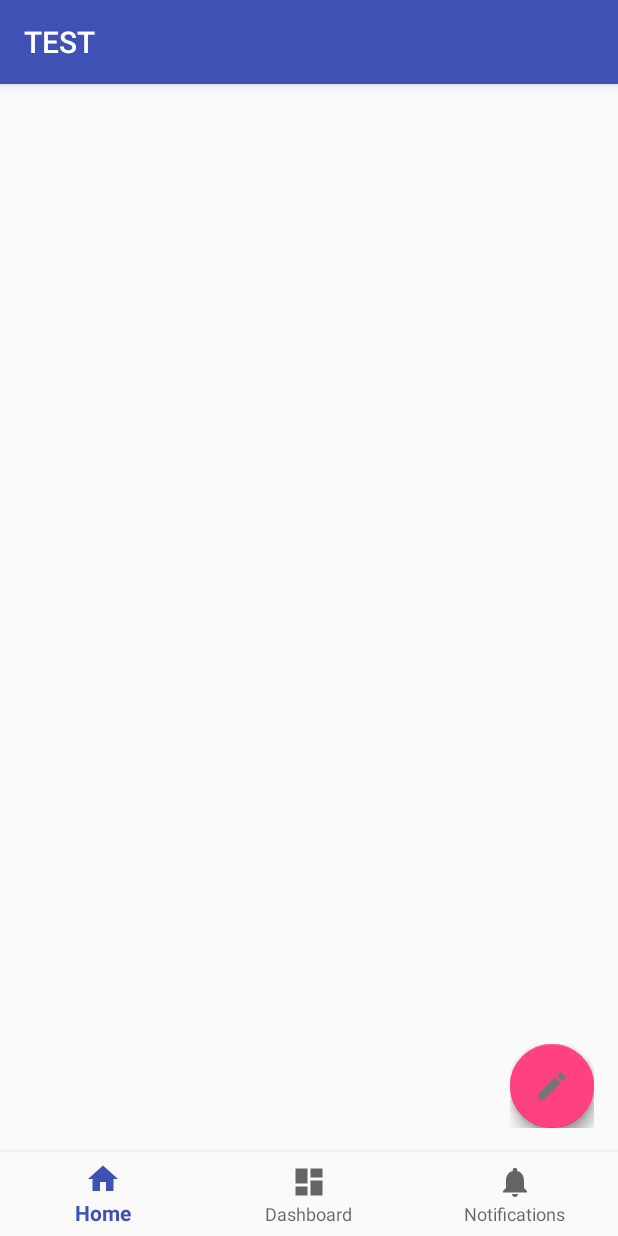
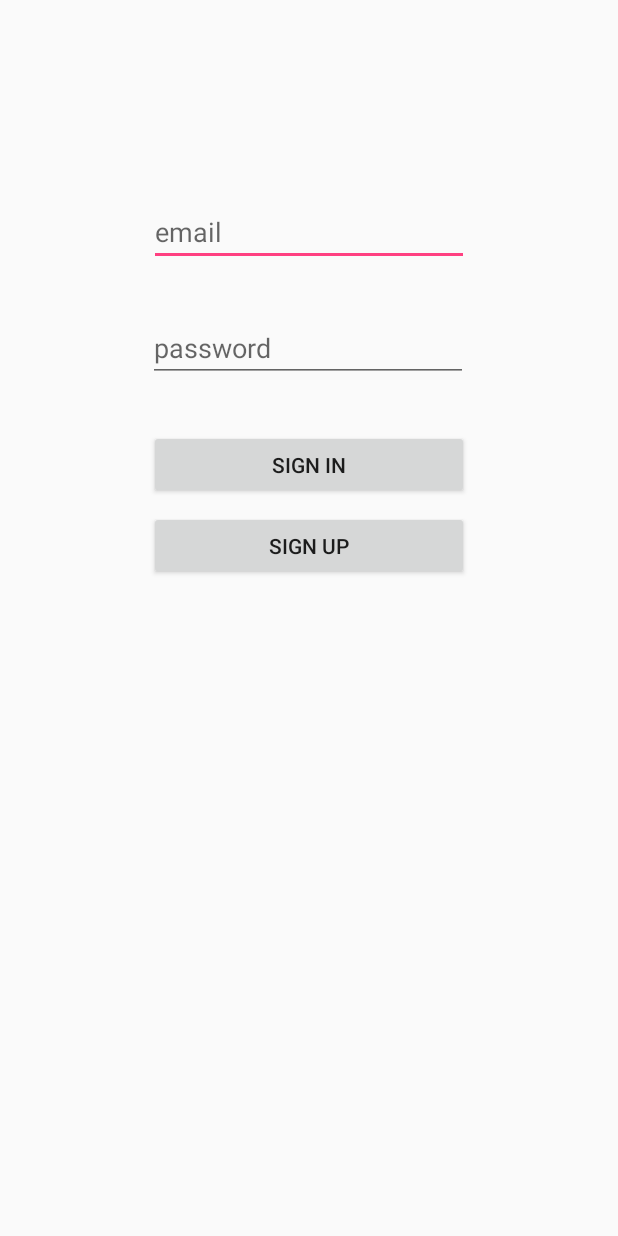
Before and after one commit to martinrzg/Appcopio2, an Android app: the screen it shows after launch (MainActivity before the commit, SignInActivity after it), on a phone screen of 412 x 824 dp. Run offline under Robolectric (Android 15) with nearby library versions, the phone set to English and light mode, and no system bars; our stand-ins replace Firebase (no records; nobody signed in at launch, a user with empty details on screens opened directly); plain views replace FloatingActionButton, FloatingActionMenu.

Commit message:
SignIn, SignUp - Initial UI

```diff
--- a/app/build.gradle
+++ b/app/build.gradle
@@ -40,12 +40,13 @@ dependencies {
     compile 'uk.co.samuelwall:material-tap-target-prompt:2.0.1'
 
     compile 'com.github.clans:fab:1.6.4'
-
     compile 'com.google.android.gms:play-services-vision:11.4.2'
-
+    compile 'com.android.support.constraint:constraint-layout:1.0.2'
 }
 
 
 
 
+
+
 apply plugin: 'com.google.gms.google-services'
--- /dev/null
+++ b/app/src/main/java/com/example/martinruiz/appcopio2/activities/SignInActivity.java
@@ -0,0 +1,91 @@
+package com.example.martinruiz.appcopio2.activities;
+
+import android.content.Intent;
+import android.support.annotation.NonNull;
+import android.support.v7.app.AppCompatActivity;
+import android.os.Bundle;
+import android.util.Log;
+import android.widget.Button;
+import android.widget.EditText;
+import android.widget.Toast;
+
+import com.example.martinruiz.appcopio2.R;
+import com.google.android.gms.tasks.OnCompleteListener;
+import com.google.android.gms.tasks.Task;
+import com.google.firebase.auth.AuthResult;
+import com.google.firebase.auth.FirebaseAuth;
+import com.google.firebase.auth.FirebaseUser;
+
+public class SignInActivity extends AppCompatActivity {
+
+    /* --- Activity View components --- */
+    private EditText email;
+    private EditText password;
+    private Button signIn;
+    private Button signUp;
+
+    /* --- Internal Members --- */
+    private FirebaseAuth auth;
+    private FirebaseAuth.AuthStateListener mAuthListener;
+
+    @Override
+    protected void onCreate(Bundle savedInstanceState) {
+        super.onCreate(savedInstanceState);
+        setContentView(R.layout.activity_sign_in);
+
+        initViewComponents();
+        auth = FirebaseAuth.getInstance();
+    }
+
+    private void initViewComponents(){
+        AppCompatActivity _this = this;
+
+        /* Definitions */
+        email = (EditText) findViewById(R.id.login_et_email);
+        password = (EditText) findViewById(R.id.login_et_password);
+        signIn = (Button) findViewById(R.id.login_btn_signin);
+        signUp = (Button) findViewById(R.id.login_btn_signup);
+
+        /* Behaviour */
+        signIn.setOnClickListener( v -> {
+            // Auth
+            String sEmail = email.getText().toString();
+            String sPass = password.getText().toString();
+            //trySignIn(sEmail, sPass);
+        });
+
+        signUp.setOnClickListener(v -> {
+            Intent i = new Intent(_this, SignUpActivity.class);
+            startActivity(i);
+        });
+    }
+
+    /*
+    private void trySignIn(String sEmail, String sPassword) {
+
+        // [START sign_in_with_email]
+        auth.signInWithEmailAndPassword(sEmail, sPassword)
+                .addOnCompleteListener(this, new OnCompleteListener<AuthResult>() {
+                    @Override
+                    public void onComplete(@NonNull Task<AuthResult> task) {
+                        if (task.isSuccessful()) {
+                            // Sign in success, update UI with the signed-in user's information
+                            FirebaseUser user = auth.getCurrentUser();
+                            // CHANGE TO MAIN ACTIVITY
+                        } else {
+                            // If sign in fails, display a message to the user.
+                            Log.w("SignIn", "signInWithEmail:failure", task.getException());
+                            Toast.makeText(SignInActivity.this, "Authentication failed.",
+                                    Toast.LENGTH_SHORT).show();
+                        }
+
+                        // [START_EXCLUDE]
+                        if (!task.isSuccessful()) {
+
+                        }
+                    }
+                });
+        // [END sign_in_with_email]
+    }
+    */
+}
--- /dev/null
+++ b/app/src/main/res/layout/activity_sign_in.xml
@@ -0,0 +1,64 @@
+<?xml version="1.0" encoding="utf-8"?>
+<android.support.constraint.ConstraintLayout xmlns:android="http://schemas.android.com/apk/res/android"
+    xmlns:app="http://schemas.android.com/apk/res-auto"
+    xmlns:tools="http://schemas.android.com/tools"
+    android:layout_width="match_parent"
+    android:layout_height="match_parent"
+    tools:context="com.example.martinruiz.appcopio2.activities.SignInActivity">
+
+    <EditText
+        android:id="@+id/login_et_email"
+        android:layout_width="wrap_content"
+        android:layout_height="wrap_content"
+        android:layout_marginEnd="8dp"
+        android:layout_marginStart="8dp"
+        android:layout_marginTop="132dp"
+        android:ems="10"
+        android:hint="email"
+        android:inputType="textPersonName"
+        app:layout_constraintEnd_toEndOf="parent"
+        app:layout_constraintStart_toStartOf="parent"
+        app:layout_constraintTop_toTopOf="parent" />
+
+    <EditText
+        android:id="@+id/login_et_password"
+        android:layout_width="wrap_content"
+        android:layout_height="wrap_content"
+        android:layout_marginEnd="8dp"
+        android:layout_marginStart="8dp"
+        android:layout_marginTop="32dp"
+        android:ems="10"
+        android:hint="password"
+        android:inputType="textPersonName"
+        app:layout_constraintEnd_toEndOf="parent"
+        app:layout_constraintHorizontal_bias="0.497"
+        app:layout_constraintStart_toStartOf="parent"
+        app:layout_constraintTop_toBottomOf="@+id/login_et_email" />
+
+    <Button
+        android:id="@+id/login_btn_signin"
+        android:layout_width="213dp"
+        android:layout_height="46dp"
+        android:layout_marginEnd="8dp"
+        android:layout_marginStart="8dp"
+        android:layout_marginTop="32dp"
+        android:text="Sign In"
+        app:layout_constraintEnd_toEndOf="parent"
+        app:layout_constraintStart_toStartOf="parent"
+        app:layout_constraintTop_toBottomOf="@+id/login_et_password"
+        tools:text="Sign In" />
+
+    <Button
+        android:id="@+id/login_btn_signup"
+        android:layout_width="213dp"
+        android:layout_height="46dp"
+        android:layout_marginEnd="8dp"
+        android:layout_marginStart="8dp"
+        android:layout_marginTop="8dp"
+        android:text="Sign Up"
+        app:layout_constraintEnd_toEndOf="parent"
+        app:layout_constraintStart_toStartOf="parent"
+        app:layout_constraintTop_toBottomOf="@+id/login_btn_signin"
+        tools:text="Sign Up" />
+
+</android.support.constraint.ConstraintLayout>
--- a/app/src/main/res/values/colors.xml
+++ b/app/src/main/res/values/colors.xml
@@ -3,4 +3,10 @@
     <color name="colorPrimary">#3F51B5</color>
     <color name="colorPrimaryDark">#303F9F</color>
     <color name="colorAccent">#FF4081</color>
+    <color name="colorPrimaryLight">#C5CAE9</color>
+    <color name="colorPrimaryText">#212121</color>
+    <color name="colorSecondaryText">#757575</color>
+    <color name="icons">#FFFFFF</color>
+    <color name="divider">#BDBDBD</color>
+    <color name="black_overlay">#66000000</color>
 </resources>
--- a/app/src/main/res/values/styles.xml
+++ b/app/src/main/res/values/styles.xml
@@ -8,4 +8,11 @@
         <item name="colorAccent">@color/colorAccent</item>
     </style>
 
+    <style name="NoTitle" parent="Theme.AppCompat.Light.NoActionBar">
+        <!-- Customize your theme here. -->
+        <item name="colorPrimary">@color/colorPrimary</item>
+        <item name="colorPrimaryDark">@color/colorPrimaryDark</item>
+        <item name="colorAccent">@color/colorAccent</item>
+    </style>
+
 </resources>
```
Also changed, not shown: app/src/main/AndroidManifest.xml (+8 -2 lines), app/src/main/java/com/example/martinruiz/appcopio2/activities/SignUpActivity.java (added, +42 -0 lines), app/src/main/res/layout/activity_sign_up.xml (added, +105 -0 lines).
